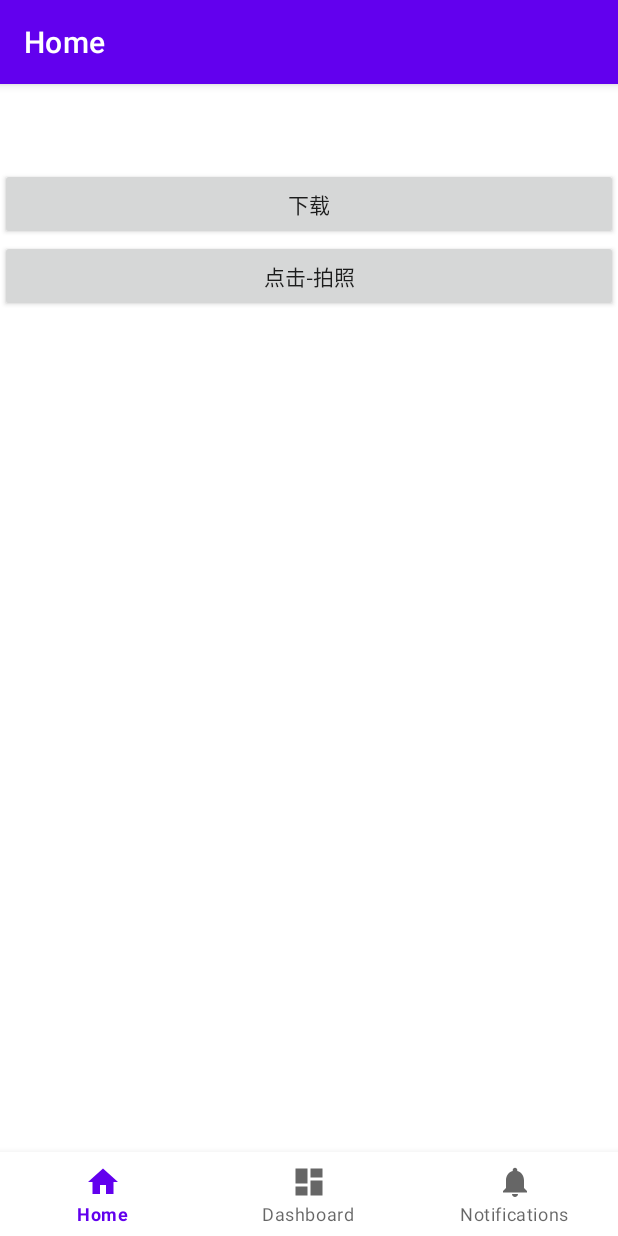
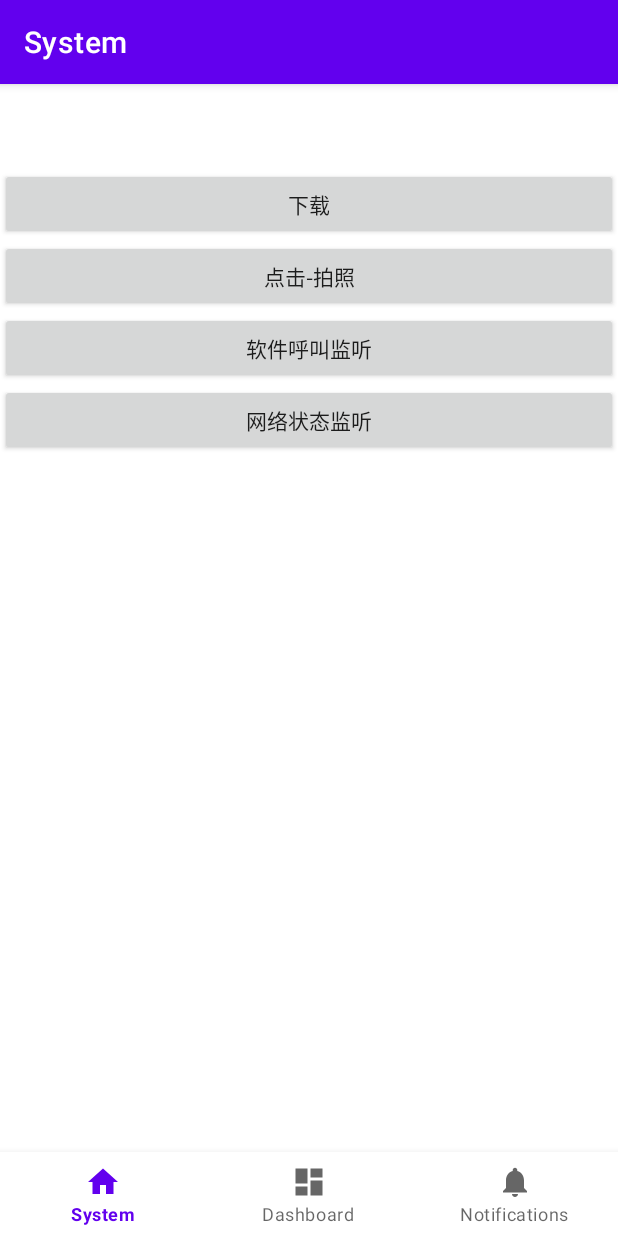
Before and after one commit to codeLeejj/Demos, an Android app: the screen it shows after launch (MainActivity), on a phone screen of 412 x 824 dp. Run offline under Robolectric (Android 15) with nearby library versions, the phone set to English and light mode, and no system bars; our stand-ins replace navigation-ui.

Commit message:
完成网络监听,软件通话状态的监听

```diff
--- a/app/src/main/java/com/annis/mydemos/MainActivity.kt
+++ b/app/src/main/java/com/annis/mydemos/MainActivity.kt
@@ -10,7 +10,7 @@ import androidx.navigation.ui.AppBarConfiguration
 import androidx.navigation.ui.setupActionBarWithNavController
 import androidx.navigation.ui.setupWithNavController
 import com.annis.mydemos.databinding.ActivityMainBinding
-import com.annis.mydemos.ui.home.HomeFragment
+import com.annis.mydemos.ui.main.systemTest.HomeFragment
 
 class MainActivity : AppCompatActivity() {
 
--- a/app/src/main/java/com/annis/mydemos/ui/notifications/NotificationsViewModel.kt
+++ b/app/src/main/java/com/annis/mydemos/ui/main/dashboard/DashboardViewModel.kt
@@ -1,13 +1,13 @@
-package com.annis.mydemos.ui.notifications
+package com.annis.mydemos.ui.main.dashboard
 
 import androidx.lifecycle.LiveData
 import androidx.lifecycle.MutableLiveData
 import androidx.lifecycle.ViewModel
 
-class NotificationsViewModel : ViewModel() {
+class DashboardViewModel : ViewModel() {
 
     private val _text = MutableLiveData<String>().apply {
-        value = "This is notifications Fragment"
+        value = "This is dashboard Fragment"
     }
     val text: LiveData<String> = _text
 }
--- a/app/src/main/java/com/annis/mydemos/ui/dashboard/DashboardViewModel.kt
+++ b/app/src/main/java/com/annis/mydemos/ui/main/notifications/NotificationsViewModel.kt
@@ -1,13 +1,13 @@
-package com.annis.mydemos.ui.dashboard
+package com.annis.mydemos.ui.main.notifications
 
 import androidx.lifecycle.LiveData
 import androidx.lifecycle.MutableLiveData
 import androidx.lifecycle.ViewModel
 
-class DashboardViewModel : ViewModel() {
+class NotificationsViewModel : ViewModel() {
 
     private val _text = MutableLiveData<String>().apply {
-        value = "This is dashboard Fragment"
+        value = "This is notifications Fragment"
     }
     val text: LiveData<String> = _text
 }
--- a/app/src/main/java/com/annis/mydemos/ui/home/HomeFragment.kt
+++ b/app/src/main/java/com/annis/mydemos/ui/main/systemTest/HomeFragment.kt
@@ -1,4 +1,4 @@
-package com.annis.mydemos.ui.home
+package com.annis.mydemos.ui.main.systemTest
 
 import android.Manifest
 import android.content.Intent
@@ -19,7 +19,8 @@ import androidx.fragment.app.Fragment
 import androidx.lifecycle.Observer
 import androidx.lifecycle.ViewModelProvider
 import com.annis.mydemos.databinding.FragmentHomeBinding
-import androidx.core.content.FileProvider.getUriForFile
+import com.annis.mydemos.ui.system.NetWorkStateActivity
+import com.annis.mydemos.ui.system.SoftCallListenerActivity
 import com.annis.mydemos.utils.FileUtil
 import java.io.*
 import java.text.SimpleDateFormat
@@ -70,6 +71,13 @@ open class HomeFragment : Fragment() {
                     )
                 }
             }
+        }
+
+        binding.abtSoftCallListener.setOnClickListener {
+            startActivity(Intent(activity, SoftCallListenerActivity::class.java))
+        }
+        binding.abtNetworkStateListener.setOnClickListener {
+            startActivity(Intent(activity, NetWorkStateActivity::class.java))
         }
         return root
     }
--- a/app/src/main/java/com/annis/mydemos/ui/home/HomeViewModel.kt
+++ b/app/src/main/java/com/annis/mydemos/ui/main/systemTest/HomeViewModel.kt
@@ -1,4 +1,4 @@
-package com.annis.mydemos.ui.home
+package com.annis.mydemos.ui.main.systemTest
 
 import androidx.lifecycle.LiveData
 import androidx.lifecycle.MutableLiveData
--- a/app/src/main/res/layout/fragment_dashboard.xml
+++ b/app/src/main/res/layout/fragment_dashboard.xml
@@ -4,7 +4,7 @@
     xmlns:tools="http://schemas.android.com/tools"
     android:layout_width="match_parent"
     android:layout_height="match_parent"
-    tools:context=".ui.dashboard.DashboardFragment">
+    tools:context=".ui.main.dashboard.DashboardFragment">
 
     <TextView
         android:id="@+id/text_dashboard"
--- a/app/src/main/res/layout/fragment_home.xml
+++ b/app/src/main/res/layout/fragment_home.xml
@@ -4,7 +4,7 @@
     xmlns:tools="http://schemas.android.com/tools"
     android:layout_width="match_parent"
     android:layout_height="match_parent"
-    tools:context=".ui.home.HomeFragment">
+    tools:context=".ui.main.systemTest.HomeFragment">
 
     <androidx.appcompat.widget.LinearLayoutCompat
         android:layout_width="match_parent"
@@ -22,5 +22,16 @@
             android:layout_width="match_parent"
             android:layout_height="wrap_content"
             android:text="拍照" />
+
+        <androidx.appcompat.widget.AppCompatButton
+            android:id="@+id/abtSoftCallListener"
+            android:layout_width="match_parent"
+            android:layout_height="wrap_content"
+            android:text="软件呼叫监听" />
+        <androidx.appcompat.widget.AppCompatButton
+            android:id="@+id/abtNetworkStateListener"
+            android:layout_width="match_parent"
+            android:layout_height="wrap_content"
+            android:text="网络状态监听" />
     </androidx.appcompat.widget.LinearLayoutCompat>
 </androidx.constraintlayout.widget.ConstraintLayout>
--- a/app/src/main/res/layout/fragment_notifications.xml
+++ b/app/src/main/res/layout/fragment_notifications.xml
@@ -4,7 +4,7 @@
     xmlns:tools="http://schemas.android.com/tools"
     android:layout_width="match_parent"
     android:layout_height="match_parent"
-    tools:context=".ui.notifications.NotificationsFragment">
+    tools:context=".ui.main.notifications.NotificationsFragment">
 
     <TextView
         android:id="@+id/text_notifications"
--- a/app/src/main/res/navigation/mobile_navigation.xml
+++ b/app/src/main/res/navigation/mobile_navigation.xml
@@ -7,19 +7,19 @@
 
     <fragment
         android:id="@+id/navigation_home"
-        android:name="com.annis.mydemos.ui.home.HomeFragment"
+        android:name="com.annis.mydemos.ui.main.systemTest.HomeFragment"
         android:label="@string/title_home"
         tools:layout="@layout/fragment_home" />
 
     <fragment
         android:id="@+id/navigation_dashboard"
-        android:name="com.annis.mydemos.ui.dashboard.DashboardFragment"
+        android:name="com.annis.mydemos.ui.main.dashboard.DashboardFragment"
         android:label="@string/title_dashboard"
         tools:layout="@layout/fragment_dashboard" />
 
     <fragment
         android:id="@+id/navigation_notifications"
-        android:name="com.annis.mydemos.ui.notifications.NotificationsFragment"
+        android:name="com.annis.mydemos.ui.main.notifications.NotificationsFragment"
         android:label="@string/title_notifications"
         tools:layout="@layout/fragment_notifications" />
 </navigation>
--- a/app/src/main/res/values/strings.xml
+++ b/app/src/main/res/values/strings.xml
@@ -1,6 +1,6 @@
 <resources>
     <string name="app_name">MyDemos</string>
-    <string name="title_home">Home</string>
+    <string name="title_home">System</string>
     <string name="title_dashboard">Dashboard</string>
     <string name="title_notifications">Notifications</string>
 </resources>
--- a/build.gradle
+++ b/build.gradle
@@ -6,8 +6,8 @@ buildscript {
         jcenter()
     }
     dependencies {
-        classpath 'com.android.tools.build:gradle:7.0.0-alpha12'
-        classpath "org.jetbrains.kotlin:kotlin-gradle-plugin:$kotlin_version"
+        classpath 'com.android.tools.build:gradle:7.0.0-alpha14'
+        classpath 'org.jetbrains.kotlin:kotlin-gradle-plugin:1.4.32'
 
         // NOTE: Do not place your application dependencies here; they belong
         // in the individual module build.gradle files
```
Also changed, not shown: app/src/main/AndroidManifest.xml (+12 -1 lines), app/src/main/java/com/annis/mydemos/braodcastReceiver/NetworkReceiver.java (added, +25 -0 lines), app/src/main/java/com/annis/mydemos/ui/main/dashboard/DashboardFragment.kt (renamed from app/src/main/java/com/annis/mydemos/ui/notifications/NotificationsFragment.kt, +10 -10 lines), app/src/main/java/com/annis/mydemos/ui/main/notifications/NotificationsFragment.kt (renamed from app/src/main/java/com/annis/mydemos/ui/dashboard/DashboardFragment.kt, +10 -10 lines), app/src/main/java/com/annis/mydemos/ui/system/NetWorkStateActivity.kt (added, +30 -0 lines), app/src/main/java/com/annis/mydemos/ui/system/SoftCallListenerActivity.kt (added, +133 -0 lines), app/src/main/res/layout/activity_net_work_state.xml (added, +9 -0 lines), app/src/main/res/layout/activity_soft_call_listener.xml (added, +9 -0 lines), gradle/wrapper/gradle-wrapper.properties.
